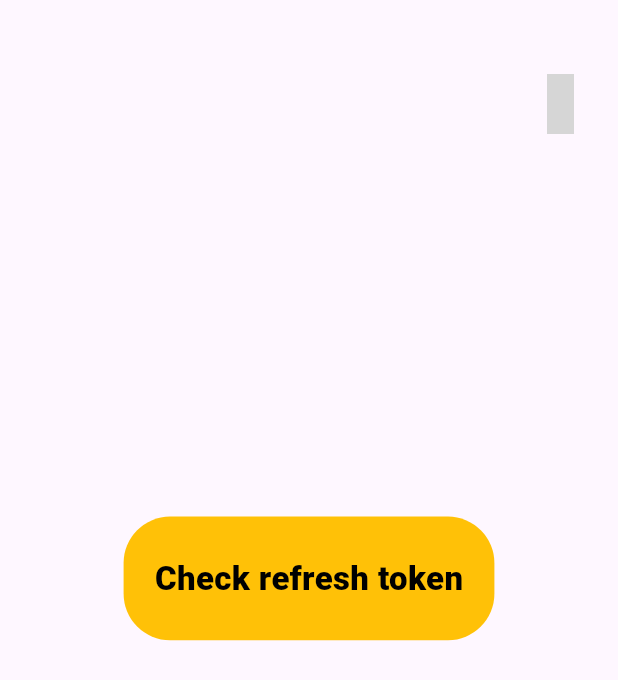
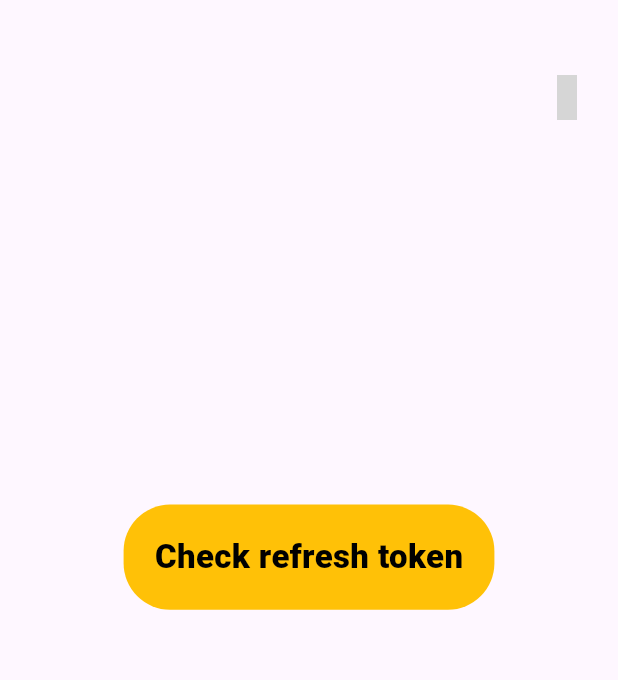
Before and after one commit to masnhebpearls/api_test, a Flutter app: the HomePage screen opened directly, on a phone screen of 412 x 824 dp. Shown: the top 680 px of the screen. Run offline on Flutter 3.47's test engine with Material 3 defaults, Android fonts, the phone set to English and light mode, and no system bars; our stand-ins replace bloc, dio, flutter_bloc, shared_preferences; missing offline and left inert: font_awesome_icon_class; accounts and stored records are empty; grey boxes are pictures that could not be loaded.

Commit message:
refactored with seprate Api class and constant class

```diff
--- a/lib/UI/home_page.dart
+++ b/lib/UI/home_page.dart
@@ -27,12 +27,12 @@ class _HomePageState extends State<HomePage> {
       child: Scaffold(
         body: BlocConsumer<RequestBloc, RequestState>(
           listener: (context, state) {
+            // when already signed up, navigate to login page
             if(state is SignUpState){
-
               Navigator.pushAndRemoveUntil(context,
                   MaterialPageRoute(builder: (context)=> const LogIn()), (route)=> false);
             }
-
+            // view snack bar to show if it has valid token
             if (state is TokenValidState){
               ScaffoldMessenger.of(context).showSnackBar(
                 const SnackBar(
@@ -57,13 +57,17 @@ class _HomePageState extends State<HomePage> {
                           (route)=>false
                       );
                     },
-                    icon: const Icon(FontAwesomeIcons.signOut, color: Colors.black, size: 40,),
+                    icon: const Icon(FontAwesomeIcons.arrowRightFromBracket, color: Colors.black, size: 30,),
                   ),
 
                 ),
                 Padding(
-                  padding: EdgeInsets.fromLTRB(width*0.2,
-                      height*0.3, width*0.2, 0),
+                  padding: EdgeInsets.fromLTRB(
+                      width*0.2,
+                      height*0.3,
+                      width*0.2,
+                      0
+                  ),
                   child: Center(
                     child: InkWell(
                       onTap: (){
@@ -71,13 +75,13 @@ class _HomePageState extends State<HomePage> {
                       },
                       child: Container(
                         width: width*0.6,
-                        height: height*0.1,
+                        height: height*0.085,
                         decoration: BoxDecoration(
                             borderRadius: BorderRadius.circular(width*0.075),
                             color: Colors.amber
                         ),
                         child: const Center(
-                          child: Text("Check refresh token", style: buttonTextStyle,),
+                          child: Text("Check refresh token", style: buttonTextStyle),
                         ),
                       ),
                     ),
--- a/lib/api_interceptors/interceptor.dart
+++ b/lib/api_interceptors/interceptor.dart
@@ -8,11 +8,9 @@ class AuthInterceptor extends Interceptor {
       final token = await SharedPreferenceHelper().getTokens();
       if (token[0] != '') {
         options.headers['Authorization'] = 'Bearer ${token[0]}';
-        //
       }
     } catch (e) {
       print('Error getting token: $e');
-      // Handle error as needed
     }
     super.onRequest(options, handler);
   }
--- /dev/null
+++ b/lib/constants/constant_class.dart
@@ -0,0 +1,24 @@
+
+class ConstantClass {
+  static const signUpUrl = 'http://10.0.2.2:8000/api/account/register';
+  static const singInUrl = 'http://10.0.2.2:8000/api/account/login';
+  static const checkAuthorization = 'http://10.0.2.2:8000/api/user/me';
+
+  static const emailKey = "email";
+  static const tokenKey = "token";
+  static const refreshTokenKey = "refreshToken";
+
+  static const successSignUpMessage = 'User registration successfull';
+
+  static const successLogin = "success";
+  static const connectionError = "Connection error";
+
+  static const validToken = "valid token";
+  static const invalidToken = "invalid token";
+
+
+  static const jsonHeader = 'application/json';
+
+
+
+}
```
Also changed, not shown: lib/api_interceptors/api_class.dart (added, +101 -0 lines), lib/bloc/request/request_bloc.dart (+20 -93 lines).
